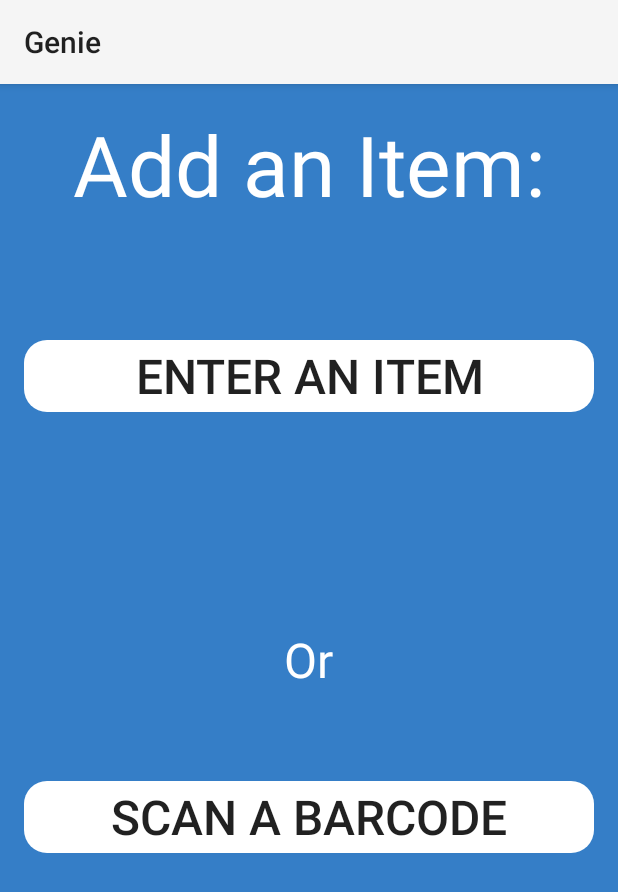
After one commit to sarmedc/Genie, an Android app: the layout activity_select_item_method.xml on its own in the app's theme, with its tools: preview values and no code run, on a phone screen of 412 x 824 dp. The commit adds this screen. Shown: the top 892 px of the screen. Run offline under Robolectric (Android 15) with nearby library versions, the phone set to English and light mode, and no system bars.

Commit message:
Added select item method screen

```diff
--- /dev/null
+++ b/app/src/main/res/layout/activity_select_item_method.xml
@@ -0,0 +1,61 @@
+<RelativeLayout xmlns:android="http://schemas.android.com/apk/res/android"
+    xmlns:tools="http://schemas.android.com/tools" android:layout_width="match_parent"
+    android:layout_height="match_parent" android:paddingLeft="@dimen/activity_horizontal_margin"
+    android:paddingRight="@dimen/activity_horizontal_margin"
+    android:paddingTop="@dimen/activity_vertical_margin"
+    android:paddingBottom="@dimen/activity_vertical_margin"
+    android:background="@color/blue"
+    tools:context="com.example.streetrats.genie.SelectItemMethod"
+    >
+
+    <Button
+        android:layout_width="wrap_content"
+        android:layout_height="wrap_content"
+        android:text=" Enter an Item "
+        android:textSize="32dp"
+        android:id="@+id/enterAnItem"
+        android:background="@drawable/rounded_buttons"
+        android:layout_marginTop="80dp"
+        android:layout_below="@+id/addItem"
+        android:layout_alignParentLeft="true"
+        android:layout_alignParentStart="true"
+        android:layout_alignParentRight="true"
+        android:layout_alignParentEnd="true" />
+
+    <Button
+        android:layout_width="wrap_content"
+        android:layout_height="wrap_content"
+        android:text=" Scan a Barcode "
+        android:textSize="32dp"
+        android:id="@+id/scanABarcode"
+        android:background="@drawable/rounded_buttons"
+        android:layout_below="@+id/or"
+        android:layout_alignParentRight="true"
+        android:layout_alignParentEnd="true"
+        android:layout_marginTop="59dp"
+        android:layout_alignParentLeft="true"
+        android:layout_alignParentStart="true" />
+
+    <TextView
+        android:textColor="@color/white"
+        android:textSize="56dp"
+        android:layout_width="wrap_content"
+        android:layout_height="wrap_content"
+        android:textAppearance="?android:attr/textAppearanceLarge"
+        android:text="Add an Item:"
+        android:id="@+id/addItem"
+        android:layout_alignParentTop="true"
+        android:layout_centerHorizontal="true" />
+
+    <TextView
+        android:textColor="@color/white"
+        android:textSize="32dp"
+        android:layout_width="wrap_content"
+        android:layout_height="wrap_content"
+        android:textAppearance="?android:attr/textAppearanceLarge"
+        android:text="Or"
+        android:id="@+id/or"
+        android:layout_centerVertical="true"
+        android:layout_centerHorizontal="true" />
+
+</RelativeLayout>
--- a/app/src/main/res/values/strings.xml
+++ b/app/src/main/res/values/strings.xml
@@ -14,5 +14,6 @@
     <string name="title_activity_home_screen">HomeScreen</string>
     <string name="profile_name">John L.</string>
     <string name="title_activity_item_screen">ItemScreen</string>
+    <string name="title_activity_select_item_method">SelectItemMethod</string>
 
 </resources>
```
Also changed, not shown: app/src/main/AndroidManifest.xml (+8 -0 lines), app/src/main/java/com/example/streetrats/genie/SelectItemMethod.java (added, +39 -0 lines), app/src/main/res/menu/menu_select_item_method.xml (added, +7 -0 lines).
